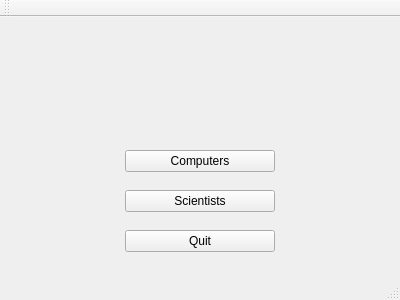
This is mainwindow.ui in stefanv15/verklegtNamskeid_skil3 as Qt 5 draws it before an edit. The edited form follows.
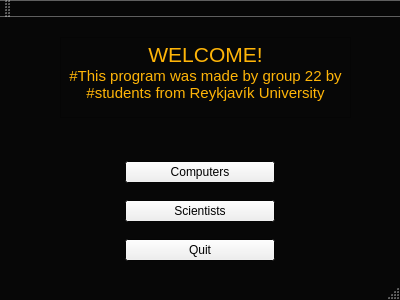
This is the edited form.

Diff of the .ui file:
```diff
--- a/mainwindow.ui
+++ b/mainwindow.ui
@@ -10,20 +10,117 @@
     <height>300</height>
    </rect>
   </property>
+  <property name="palette">
+   <palette>
+    <active>
+     <colorrole role="BrightText">
+      <brush brushstyle="SolidPattern">
+       <color alpha="255">
+        <red>255</red>
+        <green>181</green>
+        <blue>8</blue>
+       </color>
+      </brush>
+     </colorrole>
+     <colorrole role="Base">
+      <brush brushstyle="SolidPattern">
+       <color alpha="255">
+        <red>255</red>
+        <green>255</green>
+        <blue>255</blue>
+       </color>
+      </brush>
+     </colorrole>
+     <colorrole role="Window">
+      <brush brushstyle="SolidPattern">
+       <color alpha="255">
+        <red>7</red>
+        <green>7</green>
+        <blue>7</blue>
+       </color>
+      </brush>
+     </colorrole>
+    </active>
+    <inactive>
+     <colorrole role="BrightText">
+      <brush brushstyle="SolidPattern">
+       <color alpha="255">
+        <red>255</red>
+        <green>181</green>
+        <blue>8</blue>
+       </color>
+      </brush>
+     </colorrole>
+     <colorrole role="Base">
+      <brush brushstyle="SolidPattern">
+       <color alpha="255">
+        <red>255</red>
+        <green>255</green>
+        <blue>255</blue>
+       </color>
+      </brush>
+     </colorrole>
+     <colorrole role="Window">
+      <brush brushstyle="SolidPattern">
+       <color alpha="255">
+        <red>7</red>
+        <green>7</green>
+        <blue>7</blue>
+       </color>
+      </brush>
+     </colorrole>
+    </inactive>
+    <disabled>
+     <colorrole role="BrightText">
+      <brush brushstyle="SolidPattern">
+       <color alpha="255">
+        <red>255</red>
+        <green>181</green>
+        <blue>8</blue>
+       </color>
+      </brush>
+     </colorrole>
+     <colorrole role="Base">
+      <brush brushstyle="SolidPattern">
+       <color alpha="255">
+        <red>7</red>
+        <green>7</green>
+        <blue>7</blue>
+       </color>
+      </brush>
+     </colorrole>
+     <colorrole role="Window">
+      <brush brushstyle="SolidPattern">
+       <color alpha="255">
+        <red>7</red>
+        <green>7</green>
+        <blue>7</blue>
+       </color>
+      </brush>
+     </colorrole>
+    </disabled>
+   </palette>
+  </property>
   <property name="windowTitle">
    <string>MainWindow</string>
   </property>
+  <property name="tabShape">
+   <enum>QTabWidget::Rounded</enum>
+  </property>
   <widget class="QWidget" name="centralWidget">
    <widget class="QWidget" name="verticalLayoutWidget">
     <property name="geometry">
      <rect>
       <x>120</x>
-      <y>110</y>
+      <y>120</y>
       <width>160</width>
       <height>151</height>
      </rect>
     </property>
     <layout class="QVBoxLayout" name="verticalLayout">
+     <property name="spacing">
+      <number>4</number>
+     </property>
      <property name="leftMargin">
       <number>5</number>
      </property>
@@ -53,6 +150,286 @@
      </item>
     </layout>
    </widget>
+   <widget class="QTextEdit" name="textEdit">
+    <property name="enabled">
+     <bool>false</bool>
+    </property>
+    <property name="geometry">
+     <rect>
+      <x>60</x>
+      <y>20</y>
+      <width>291</width>
+      <height>81</height>
+     </rect>
+    </property>
+    <property name="sizePolicy">
+     <sizepolicy hsizetype="Fixed" vsizetype="Fixed">
+      <horstretch>0</horstretch>
+      <verstretch>0</verstretch>
+     </sizepolicy>
+    </property>
+    <property name="palette">
+     <palette>
+      <active>
+       <colorrole role="WindowText">
+        <brush brushstyle="SolidPattern">
+         <color alpha="255">
+          <red>0</red>
+          <green>0</green>
+          <blue>0</blue>
+         </color>
+        </brush>
+       </colorrole>
+       <colorrole role="Button">
+        <brush brushstyle="SolidPattern">
+         <color alpha="255">
+          <red>255</red>
+          <green>181</green>
+          <blue>8</blue>
+         </color>
+        </brush>
+       </colorrole>
+       <colorrole role="Light">
+        <brush brushstyle="SolidPattern">
+         <color alpha="255">
+          <red>255</red>
+          <green>181</green>
+          <blue>8</blue>
+         </color>
+        </brush>
+       </colorrole>
+       <colorrole role="Midlight">
+        <brush brushstyle="SolidPattern">
+         <color alpha="255">
+          <red>255</red>
+          <green>181</green>
+          <blue>8</blue>
+         </color>
+        </brush>
+       </colorrole>
+       <colorrole role="Dark">
+        <brush brushstyle="SolidPattern">
+         <color alpha="255">
+          <red>255</red>
+          <green>181</green>
+          <blue>8</blue>
+         </color>
+        </brush>
+       </colorrole>
+       <colorrole role="Mid">
+        <brush brushstyle="SolidPattern">
+         <color alpha="255">
+          <red>255</red>
+          <green>181</green>
+          <blue>8</blue>
+         </color>
+        </brush>
+       </colorrole>
+       <colorrole role="Text">
+        <brush brushstyle="SolidPattern">
+         <color alpha="255">
+          <red>0</red>
+          <green>0</green>
+          <blue>0</blue>
+         </color>
+        </brush>
+       </colorrole>
+       <colorrole role="ButtonText">
+        <brush brushstyle="SolidPattern">
+         <color alpha="255">
+          <red>0</red>
+          <green>0</green>
+          <blue>0</blue>
+         </color>
+        </brush>
+       </colorrole>
+       <colorrole role="AlternateBase">
+        <brush brushstyle="SolidPattern">
+         <color alpha="255">
+          <red>255</red>
+          <green>181</green>
+          <blue>8</blue>
+         </color>
+        </brush>
+       </colorrole>
+      </active>
+      <inactive>
+       <colorrole role="WindowText">
+        <brush brushstyle="SolidPattern">
+         <color alpha="255">
+          <red>0</red>
+          <green>0</green>
+          <blue>0</blue>
+         </color>
+        </brush>
+       </colorrole>
+       <colorrole role="Button">
+        <brush brushstyle="SolidPattern">
+         <color alpha="255">
+          <red>255</red>
+          <green>181</green>
+          <blue>8</blue>
+         </color>
+        </brush>
+       </colorrole>
+       <colorrole role="Light">
+        <brush brushstyle="SolidPattern">
+         <color alpha="255">
+          <red>255</red>
+          <green>181</green>
+          <blue>8</blue>
+         </color>
+        </brush>
+       </colorrole>
+       <colorrole role="Midlight">
+        <brush brushstyle="SolidPattern">
+         <color alpha="255">
+          <red>255</red>
+          <green>181</green>
+          <blue>8</blue>
+         </color>
+        </brush>
+       </colorrole>
+       <colorrole role="Dark">
+        <brush brushstyle="SolidPattern">
+         <color alpha="255">
+          <red>255</red>
+          <green>181</green>
+          <blue>8</blue>
+         </color>
+        </brush>
+       </colorrole>
+       <colorrole role="Mid">
+        <brush brushstyle="SolidPattern">
+         <color alpha="255">
+          <red>255</red>
+          <green>181</green>
+          <blue>8</blue>
+         </color>
+        </brush>
+       </colorrole>
+       <colorrole role="Text">
+        <brush brushstyle="SolidPattern">
+         <color alpha="255">
+          <red>0</red>
+          <green>0</green>
+          <blue>0</blue>
+         </color>
+        </brush>
+       </colorrole>
+       <colorrole role="ButtonText">
+        <brush brushstyle="SolidPattern">
+         <color alpha="255">
+          <red>0</red>
+          <green>0</green>
+          <blue>0</blue>
+         </color>
+        </brush>
+       </colorrole>
+       <colorrole role="AlternateBase">
+        <brush brushstyle="SolidPattern">
+         <color alpha="255">
+          <red>255</red>
+          <green>181</green>
+          <blue>8</blue>
+         </color>
+        </brush>
+       </colorrole>
+      </inactive>
+      <disabled>
+       <colorrole role="WindowText">
+        <brush brushstyle="SolidPattern">
+         <color alpha="255">
+          <red>255</red>
+          <green>181</green>
+          <blue>8</blue>
+         </color>
+        </brush>
+       </colorrole>
+       <colorrole role="Button">
+        <brush brushstyle="SolidPattern">
+         <color alpha="255">
+          <red>255</red>
+          <green>181</green>
+          <blue>8</blue>
+         </color>
+        </brush>
+       </colorrole>
+       <colorrole role="Light">
+        <brush brushstyle="SolidPattern">
+         <color alpha="255">
+          <red>255</red>
+          <green>181</green>
+          <blue>8</blue>
+         </color>
+        </brush>
+       </colorrole>
+       <colorrole role="Midlight">
+        <brush brushstyle="SolidPattern">
+         <color alpha="255">
+          <red>255</red>
+          <green>181</green>
+          <blue>8</blue>
+         </color>
+        </brush>
+       </colorrole>
+       <colorrole role="Dark">
+        <brush brushstyle="SolidPattern">
+         <color alpha="255">
+          <red>255</red>
+          <green>181</green>
+          <blue>8</blue>
+         </color>
+        </brush>
+       </colorrole>
+       <colorrole role="Mid">
+        <brush brushstyle="SolidPattern">
+         <color alpha="255">
+          <red>255</red>
+          <green>181</green>
+          <blue>8</blue>
+         </color>
+        </brush>
+       </colorrole>
+       <colorrole role="Text">
+        <brush brushstyle="SolidPattern">
+         <color alpha="255">
+          <red>255</red>
+          <green>181</green>
+          <blue>8</blue>
+         </color>
+        </brush>
+       </colorrole>
+       <colorrole role="ButtonText">
+        <brush brushstyle="SolidPattern">
+         <color alpha="255">
+          <red>255</red>
+          <green>181</green>
+          <blue>8</blue>
+         </color>
+        </brush>
+       </colorrole>
+       <colorrole role="AlternateBase">
+        <brush brushstyle="SolidPattern">
+         <color alpha="255">
+          <red>255</red>
+          <green>181</green>
+          <blue>8</blue>
+         </color>
+        </brush>
+       </colorrole>
+      </disabled>
+     </palette>
+    </property>
+    <property name="html">
+     <string>&lt;!DOCTYPE HTML PUBLIC &quot;-//W3C//DTD HTML 4.0//EN&quot; &quot;http://www.w3.org/TR/REC-html40/strict.dtd&quot;&gt;
+&lt;html&gt;&lt;head&gt;&lt;meta name=&quot;qrichtext&quot; content=&quot;1&quot; /&gt;&lt;style type=&quot;text/css&quot;&gt;
+p, li { white-space: pre-wrap; }
+&lt;/style&gt;&lt;/head&gt;&lt;body style=&quot; font-family:'MS Shell Dlg 2'; font-size:8.25pt; font-weight:400; font-style:normal;&quot;&gt;
+&lt;p align=&quot;center&quot; style=&quot; margin-top:0px; margin-bottom:0px; margin-left:0px; margin-right:0px; -qt-block-indent:0; text-indent:0px;&quot;&gt;&lt;span style=&quot; font-size:16pt;&quot;&gt;WELCOME!&lt;/span&gt;&lt;/p&gt;
+&lt;p align=&quot;center&quot; style=&quot; margin-top:0px; margin-bottom:0px; margin-left:0px; margin-right:0px; -qt-block-indent:0; text-indent:0px;&quot;&gt;&lt;span style=&quot; font-size:11pt;&quot;&gt;#This program was made by group 22 by &lt;br /&gt;#students from Reykjavík University&lt;/span&gt;&lt;/p&gt;&lt;/body&gt;&lt;/html&gt;</string>
+    </property>
+   </widget>
   </widget>
   <widget class="QToolBar" name="mainToolBar">
    <attribute name="toolBarArea">
```
